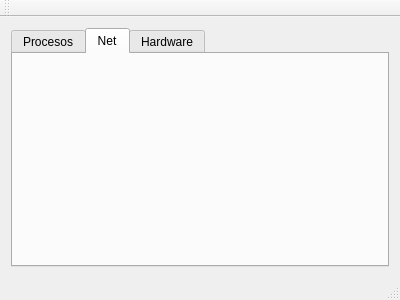
Old version of the form monitor-system/mainwindow.ui in the repository alu0100885613/soa-system-monitor.
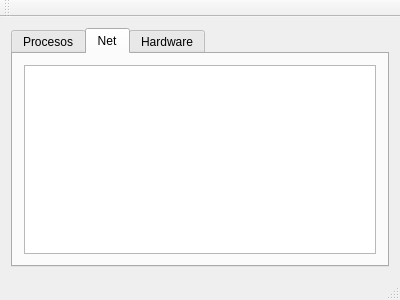
New version of the form. The open tabs and pages were chosen to show the change.

```diff
--- a/monitor-system/mainwindow.ui
+++ b/monitor-system/mainwindow.ui
@@ -53,6 +53,11 @@
        <attribute name="title">
         <string>Net</string>
        </attribute>
+       <layout class="QGridLayout" name="gridLayout">
+        <item row="0" column="0">
+         <widget class="QGraphicsView" name="graphicsView"/>
+        </item>
+       </layout>
       </widget>
       <widget class="QWidget" name="Hardware">
        <attribute name="title">
```
Left out of the diff: 2 changed lines with no effect on the pictures.
